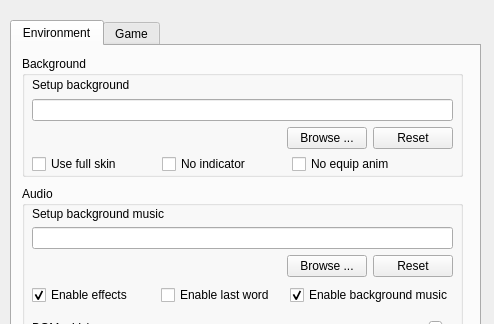
LGCaerwyn/QSanguosha-xxyheaven, file src/dialog/configdialog.ui: the form before one commit; both pictures show x 0 to 494 and y 0 to 324 of the 494 by 534 pixel window.
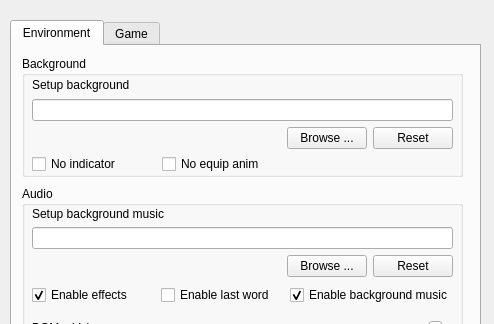
The form after the commit.

```diff
--- a/src/dialog/configdialog.ui
+++ b/src/dialog/configdialog.ui
@@ -299,7 +299,7 @@
      <widget class="QCheckBox" name="noIndicatorCheckBox">
       <property name="geometry">
        <rect>
-        <x>140</x>
+        <x>10</x>
         <y>100</y>
         <width>95</width>
         <height>16</height>
@@ -312,7 +312,7 @@
      <widget class="QCheckBox" name="noEquipAnimCheckBox">
       <property name="geometry">
        <rect>
-        <x>270</x>
+        <x>140</x>
         <y>100</y>
         <width>111</width>
         <height>16</height>
@@ -322,19 +322,6 @@
        <string>No equip anim</string>
       </property>
      </widget>
-     <widget class="QCheckBox" name="fullSkinCheckBox">
-      <property name="geometry">
-       <rect>
-        <x>10</x>
-        <y>100</y>
-        <width>111</width>
-        <height>16</height>
-       </rect>
-      </property>
-      <property name="text">
-       <string>Use full skin</string>
-      </property>
-     </widget>
     </widget>
     <widget class="QGroupBox" name="fontSetupGroupBox">
      <property name="geometry">
```
